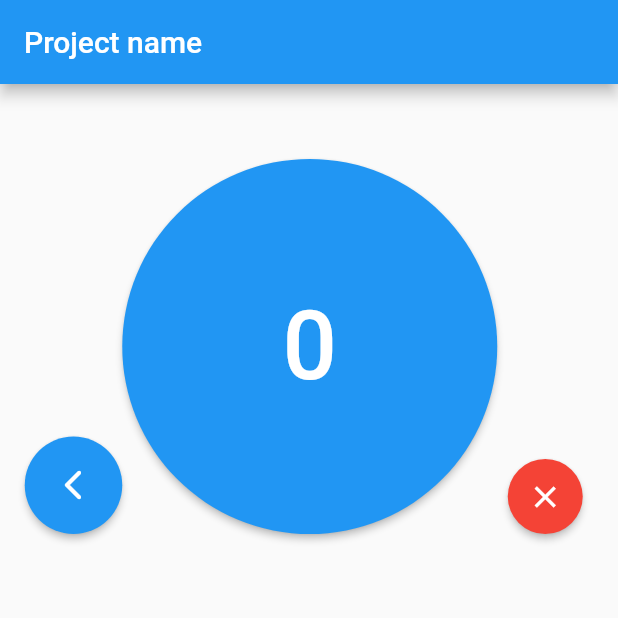
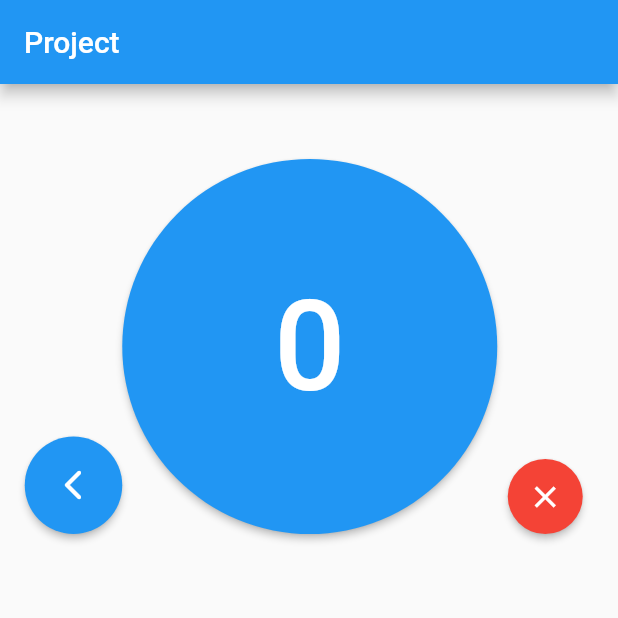
Before and after one commit to AlmondBranchh/CrochetCounter, a Flutter app: the screen it shows after launch, on a phone screen of 412 x 824 dp, the top half of it. Run offline on Flutter 3.47's test engine with Material 2 defaults, Android fonts, the phone set to English and light mode, and no system bars.

Commit message:
Changed files to contain widget folder and screen folder.

```diff
--- a/lib/main.dart
+++ b/lib/main.dart
@@ -1,5 +1,6 @@
 import 'package:flutter/material.dart';
-import 'package:crochet_counter/counter.dart';
+import 'package:crochet_counter/widgets/counter.dart';
+import 'package:crochet_counter/screens/home_screen.dart';
 
 void main() {
   runApp(const MyApp());
@@ -10,18 +11,9 @@ class MyApp extends StatelessWidget {
 
   @override
   Widget build(BuildContext context) {
-    return MaterialApp(
-      title: "Crochet Couter",
-      home: Scaffold(
-        appBar: AppBar(
-          title: const Text("Project name"),
-        ),
-        body: Column(
-          children: const [
-            CounterSection(),
-          ],
-        )
-      ),
+    return const MaterialApp(
+      title: "Crochet Counter",
+      home: HomeScreen(),
     );
   }
 }
--- /dev/null
+++ b/lib/screens/home_screen.dart
@@ -0,0 +1,25 @@
+import 'package:flutter/material.dart';
+import 'package:crochet_counter/widgets/counter.dart';
+
+class HomeScreen extends StatefulWidget {
+  const HomeScreen({Key? key}) : super(key: key);
+
+  @override
+  State<HomeScreen> createState() => _HomeScreenState();
+}
+
+class _HomeScreenState extends State<HomeScreen> {
+  @override
+  Widget build(BuildContext context) {
+    return Scaffold(
+      appBar: AppBar(
+        title: Text("Project"),
+      ),
+      body: Column(
+        children: const [
+          CounterSection(),
+        ],
+      ),
+    );
+  }
+}
--- a/lib/counter.dart
+++ b/lib/widgets/counter.dart
@@ -56,7 +56,7 @@ class _CounterSectionState extends State<CounterSection> {
           onPressed: _counterAdd,
           child: Text(
             "$counter",
-            style: TextStyle(fontSize: 64),
+            style: TextStyle(fontSize: 84),
           ),
 
 
```
